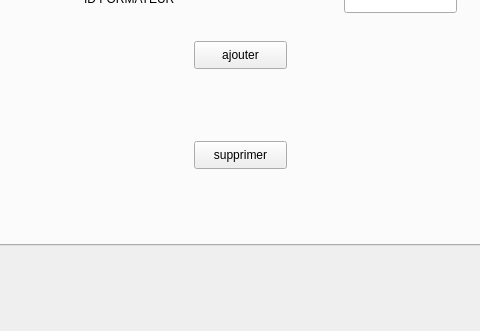
Old version of the form mainwindow.ui in the repository NouraneLammouchi/projetqt; both pictures show x 248 to 728 and y 422 to 753 of the 1508 by 753 pixel window.
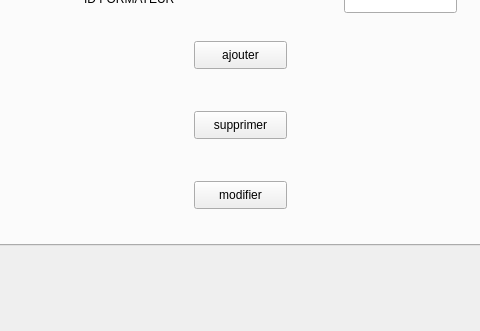
New version of the form. The open tabs and pages were chosen to show the change.

Commit message: modifier formations et formateurs

The edit to the form file:
```diff
--- a/mainwindow.ui
+++ b/mainwindow.ui
@@ -276,7 +276,7 @@
       <property name="geometry">
        <rect>
         <x>210</x>
-        <y>470</y>
+        <y>440</y>
         <width>93</width>
         <height>28</height>
        </rect>
@@ -469,6 +469,19 @@
        </property>
       </item>
      </widget>
+     <widget class="QPushButton" name="pushButton_modifier_2">
+      <property name="geometry">
+       <rect>
+        <x>210</x>
+        <y>510</y>
+        <width>93</width>
+        <height>28</height>
+       </rect>
+      </property>
+      <property name="text">
+       <string>modifier</string>
+      </property>
+     </widget>
     </widget>
    </widget>
   </widget>
```
Left out of the diff: 13 changed lines with no effect on the pictures. The commit also changes 6 other files.
